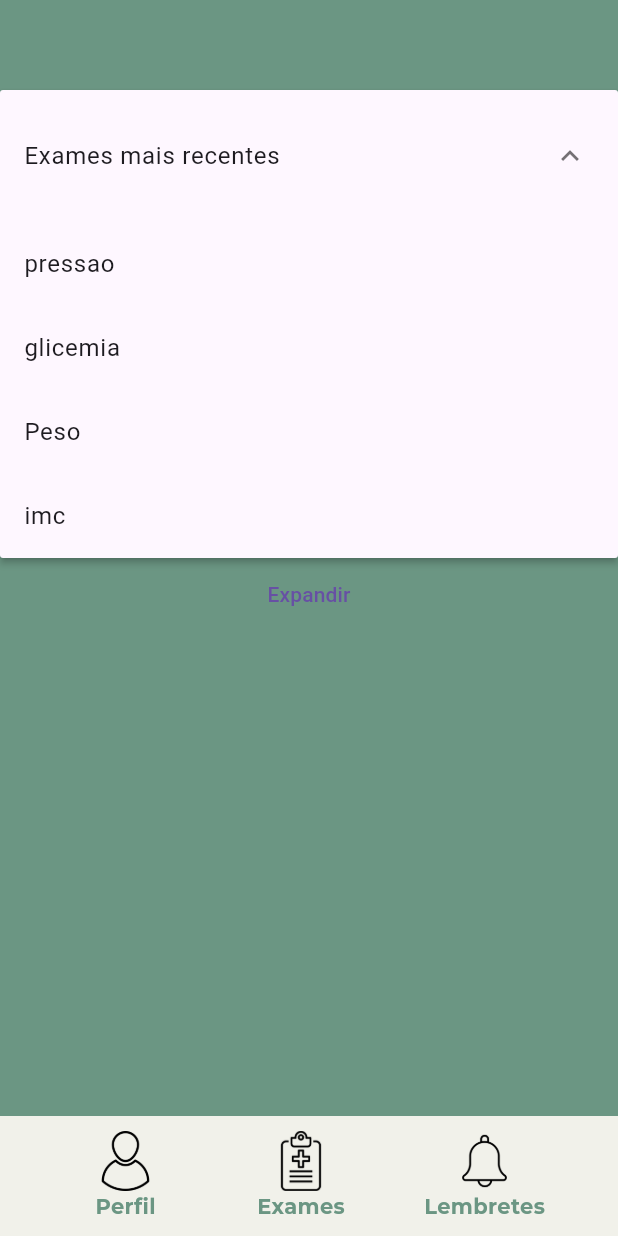
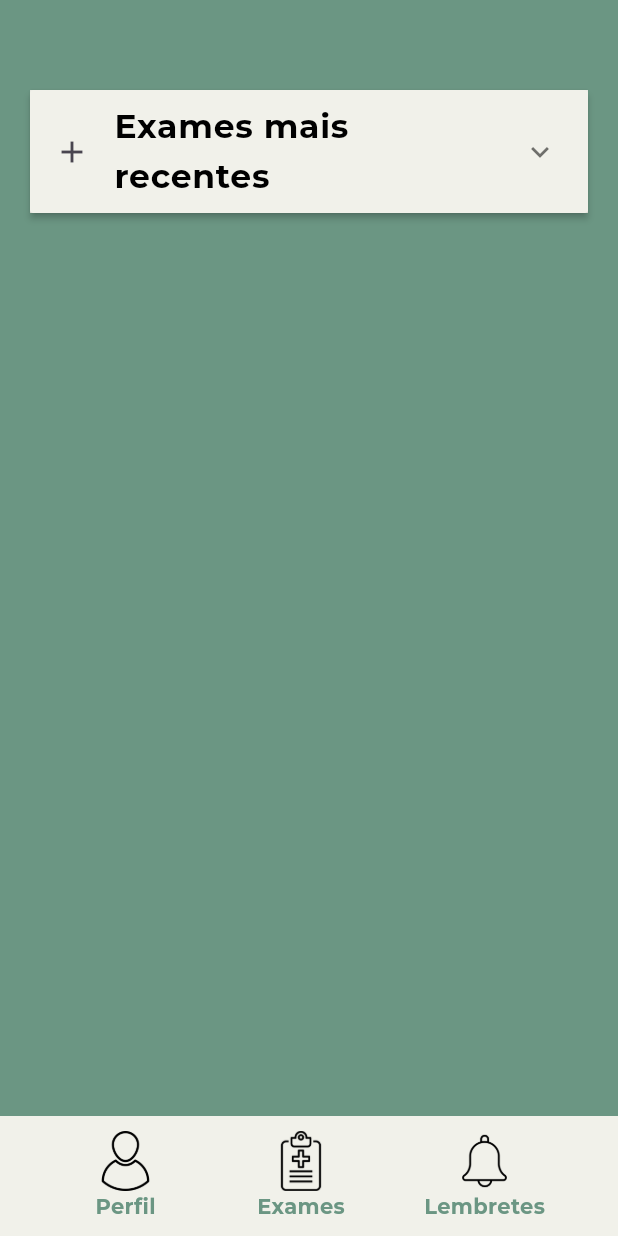
Before and after one commit to RaphaelKameoka/Ye-gestao-em-saude, a Flutter app: the screen it shows after launch, on a phone screen of 412 x 824 dp. Run offline on Flutter 3.47's test engine with Material 3 defaults, Android fonts, the phone set to English and light mode, and no system bars; our stand-ins replace flutter_dotenv, google_fonts.

Commit message:
Dropdown Exames

```diff
--- a/lib/exam.dart
+++ b/lib/exam.dart
@@ -24,7 +24,12 @@ class _ExamScreenState extends State<ExamScreen> {
     return Column(
       children: [
         SizedBox(height: 60),
-        SingleChildScrollView(
+        Container(
+          decoration: BoxDecoration(
+            color: Color.fromARGB(255, 241, 241, 234),
+          ),
+          margin: EdgeInsets.symmetric(horizontal: 20),
+          child: SingleChildScrollView(
             child: Container(
               child: ExpansionPanelList(
                 expansionCallback: (int index, bool isExpanded) {
@@ -34,47 +39,151 @@ class _ExamScreenState extends State<ExamScreen> {
                 },
                 children: _data.map<ExpansionPanel>((Item item) {
                   return ExpansionPanel(
+                    hasIcon: false,
+                    backgroundColor: Color.fromARGB(255, 241, 241, 234),
                     headerBuilder: (BuildContext context, bool isExpanded) {
                       return Column(
                         children: [
                           ListTile(
-                          title: Text(item.headerValue),
+                            title: Text(
+                              item.headerValue,
+                              style: GoogleFonts.montserrat(
+                                  color: Colors.black,
+                                  fontWeight: FontWeight.bold,
+                                  fontSize: 22),
                             ),
+                            leading: Icon(
+                              isExpanded ? Icons.remove : Icons.add
+                            ),
+                            onTap: _expand,
+                          )
                         ],
                       );
                     },
+
                     body: Column(
                       children: [
-                      ListTile(
-                        title: Text(item.pressaoValue),
+                        Container(
+                          margin: EdgeInsets.symmetric(horizontal: 30, vertical: 5),
+                          decoration: BoxDecoration(
+                            color: Color.fromARGB(255, 217, 217, 217),
+                            borderRadius: BorderRadius.circular(10.0),
                           ),
-                      ListTile(
-                        title: Text(item.glicemiaValue),
+                          padding: EdgeInsets.symmetric(horizontal: 10),
+                          child: Row(
+                            children: [
+                              Expanded(
+                                child: ListTile(
+                                  title: Text(item.pressaoValue,
+                                      style: GoogleFonts.montserrat(
+                                          color: Colors.black,
+                                          fontWeight: FontWeight.bold,
+                                          fontSize: 20)),
                                 ),
-                      ListTile(
-                        title: Text(item.pesoValue),
                               ),
-                      ListTile(
-                        title: Text(item.imcValue),
-                      ),
+                              Text("12/8",
+                                  style: GoogleFonts.montserrat(
+                                      color: Colors.black,
+                                      fontWeight: FontWeight.bold,
+                                      fontSize: 20)),
+                              SizedBox(width: 20)
                             ],
                           ),
-
+                        ),
+                        Container(
+                          margin: EdgeInsets.symmetric(horizontal: 30, vertical: 5),
+                          decoration: BoxDecoration(
+                            color: Color.fromARGB(255, 217, 217, 217),
+                            borderRadius: BorderRadius.circular(10.0),
+                          ),
+                          padding: EdgeInsets.symmetric(horizontal: 10),
+                          child: Row(
+                            children: [
+                              Expanded(
+                                child: ListTile(
+                                  title: Text(item.glicemiaValue,
+                                      style: GoogleFonts.montserrat(
+                                          color: Colors.black,
+                                          fontWeight: FontWeight.bold,
+                                          fontSize: 20)),
+                                ),
+                              ),
+                              Text("70 mg/dl",
+                                  style: GoogleFonts.montserrat(
+                                      color: Colors.black,
+                                      fontWeight: FontWeight.bold,
+                                      fontSize: 20)),
+                              SizedBox(width: 20)
+                            ],
+                          ),
+                        ),
+                        Container(
+                          margin: EdgeInsets.symmetric(horizontal: 30, vertical: 5),
+                          decoration: BoxDecoration(
+                            color: Color.fromARGB(255, 217, 217, 217),
+                            borderRadius: BorderRadius.circular(10.0),
+                          ),
+                          padding: EdgeInsets.symmetric(horizontal: 10),
+                          child: Row(
+                            children: [
+                              Expanded(
+                                child: ListTile(
+                                  title: Text(item.pesoValue,
+                                      style: GoogleFonts.montserrat(
+                                          color: Colors.black,
+                                          fontWeight: FontWeight.bold,
+                                          fontSize: 20)),
+                                ),
+                              ),
+                              Text("75 kg",
+                                  style: GoogleFonts.montserrat(
+                                      color: Colors.black,
+                                      fontWeight: FontWeight.bold,
+                                      fontSize: 20)),
+                              SizedBox(width: 20)
+                            ],
+                          ),
+                        ),
+                        Container(
+                          margin: EdgeInsets.symmetric(horizontal: 30, vertical: 5),
+                          decoration: BoxDecoration(
+                            color: Color.fromARGB(255, 217, 217, 217),
+                            borderRadius: BorderRadius.circular(10.0),
+                          ),
+                          padding: EdgeInsets.symmetric(horizontal: 10),
+                          child: Row(
+                            children: [
+                              Expanded(
+                                child: ListTile(
+                                  title: Text(item.imcValue,
+                                      style: GoogleFonts.montserrat(
+                                          color: Colors.black,
+                                          fontWeight: FontWeight.bold,
+                                          fontSize: 20)),
+                                ),
+                              ),
+                              Text("20.0",
+                                  style: GoogleFonts.montserrat(
+                                      color: Colors.black,
+                                      fontWeight: FontWeight.bold,
+                                      fontSize: 20)),
+                              SizedBox(width: 20)
+                            ],
+                          ),
+                        ),
+                        SizedBox(height: 30,)
+                      ],
+                    ),
                     isExpanded: item.isExpanded,
                   );
                 }).toList(),
               ),
             ),
           ),
-        TextButton(
-            onPressed: () {
-              _expand();
-            },
-            child: Text("Expandir"))
+        ),
       ],
     );
   }
-
 }
 
 class Item {
@@ -84,7 +193,7 @@ class Item {
     required this.imcValue,
     required this.pressaoValue,
     required this.headerValue,
-    this.isExpanded = true,
+    this.isExpanded = false,
   });
 
   String glicemiaValue;
@@ -99,10 +208,9 @@ List<Item> generateItems(int numberOfItems) {
   return List<Item>.generate(numberOfItems, (int index) {
     return Item(
         headerValue: 'Exames mais recentes',
-        pressaoValue: 'pressao',
-        glicemiaValue: "glicemia",
+        pressaoValue: 'Pressão',
+        glicemiaValue: "Glicemia",
         pesoValue: 'Peso',
-        imcValue: "imc");
+        imcValue: "IMC");
   });
-
 }
```
Also changed, not shown: assets/png/plus.png (added). Lines whose indentation alone changed are shown as unchanged.
